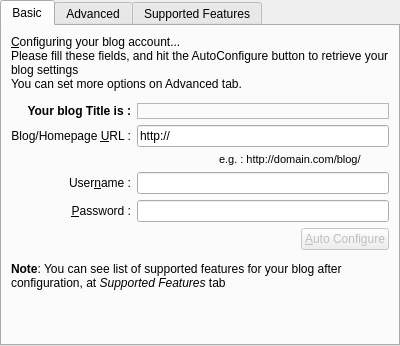
The window that src/addeditblogbase.ui (mtux/bilbo) describes before a commit, drawn with Qt 5.
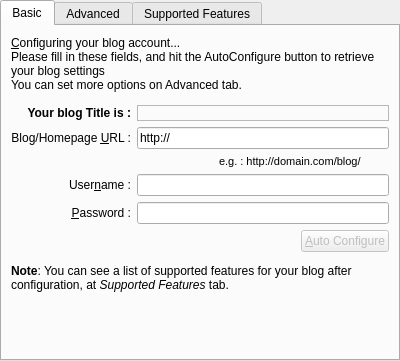
The same window after the commit. Custom widgets are drawn as their Qt base class.

Patch:
```diff
--- a/src/addeditblogbase.ui
+++ b/src/addeditblogbase.ui
@@ -6,7 +6,7 @@
     <x>0</x>
     <y>0</y>
     <width>400</width>
-    <height>346</height>
+    <height>361</height>
    </rect>
   </property>
   <property name="currentIndex" >
@@ -29,13 +29,13 @@
        <string>&lt;!DOCTYPE HTML PUBLIC "-//W3C//DTD HTML 4.0//EN" "http://www.w3.org/TR/REC-html40/strict.dtd">
 &lt;html>&lt;head>&lt;meta name="qrichtext" content="1" />&lt;style type="text/css">
 p, li { white-space: pre-wrap; }
-&lt;/style>&lt;/head>&lt;body style=" font-family:'DejaVu Sans'; font-size:9pt; font-weight:400; font-style:normal;">
+&lt;/style>&lt;/head>&lt;body style=" font-family:'DejaVu Sans'; font-size:8pt; font-weight:400; font-style:normal;">
 &lt;table border="0" style="-qt-table-type: root; margin-top:4px; margin-bottom:4px; margin-left:4px; margin-right:4px;">
 &lt;tr>
 &lt;td style="border: none;">
 &lt;p style=" margin-top:0px; margin-bottom:0px; margin-left:0px; margin-right:0px; -qt-block-indent:0; text-indent:0px; font-size:10pt;">&lt;span style=" font-size:9pt;">&amp;amp;Configuring your blog account...&lt;/span>&lt;/p>
-&lt;p style=" margin-top:0px; margin-bottom:0px; margin-left:0px; margin-right:0px; -qt-block-indent:0; text-indent:0px;">Please fill these fields, and hit the AutoConfigure button to retrieve your blog settings&lt;/p>
-&lt;p style=" margin-top:0px; margin-bottom:0px; margin-left:0px; margin-right:0px; -qt-block-indent:0; text-indent:0px;">You can set more options on Advanced tab.&lt;/p>&lt;/td>&lt;/tr>&lt;/table>&lt;/body>&lt;/html></string>
+&lt;p style=" margin-top:0px; margin-bottom:0px; margin-left:0px; margin-right:0px; -qt-block-indent:0; text-indent:0px; font-size:9pt;">Please fill in these fields, and hit the AutoConfigure button to retrieve your blog settings&lt;/p>
+&lt;p style=" margin-top:0px; margin-bottom:0px; margin-left:0px; margin-right:0px; -qt-block-indent:0; text-indent:0px; font-size:9pt;">You can set more options on Advanced tab.&lt;/p>&lt;/td>&lt;/tr>&lt;/table>&lt;/body>&lt;/html></string>
       </property>
       <property name="scaledContents" >
        <bool>false</bool>
@@ -208,8 +208,8 @@
        <string>&lt;!DOCTYPE HTML PUBLIC "-//W3C//DTD HTML 4.0//EN" "http://www.w3.org/TR/REC-html40/strict.dtd">
 &lt;html>&lt;head>&lt;meta name="qrichtext" content="1" />&lt;style type="text/css">
 p, li { white-space: pre-wrap; }
-&lt;/style>&lt;/head>&lt;body style=" font-family:'DejaVu Sans'; font-size:9pt; font-weight:400; font-style:normal;">
-&lt;p style=" margin-top:0px; margin-bottom:0px; margin-left:0px; margin-right:0px; -qt-block-indent:0; text-indent:0px;">&lt;span style=" font-weight:600;">Note&lt;/span>: You can see list of supported features for your blog after configuration, at &lt;span style=" font-style:italic;">Supported Features&lt;/span> tab&lt;/p>&lt;/body>&lt;/html></string>
+&lt;/style>&lt;/head>&lt;body style=" font-family:'DejaVu Sans'; font-size:8pt; font-weight:400; font-style:normal;">
+&lt;p style=" margin-top:0px; margin-bottom:0px; margin-left:0px; margin-right:0px; -qt-block-indent:0; text-indent:0px; font-size:9pt;">&lt;span style=" font-weight:600;">Note&lt;/span>: You can see a list of supported features for your blog after configuration, at &lt;span style=" font-style:italic;">Supported Features&lt;/span> tab.&lt;/p>&lt;/body>&lt;/html></string>
       </property>
       <property name="wordWrap" >
        <bool>true</bool>
```
